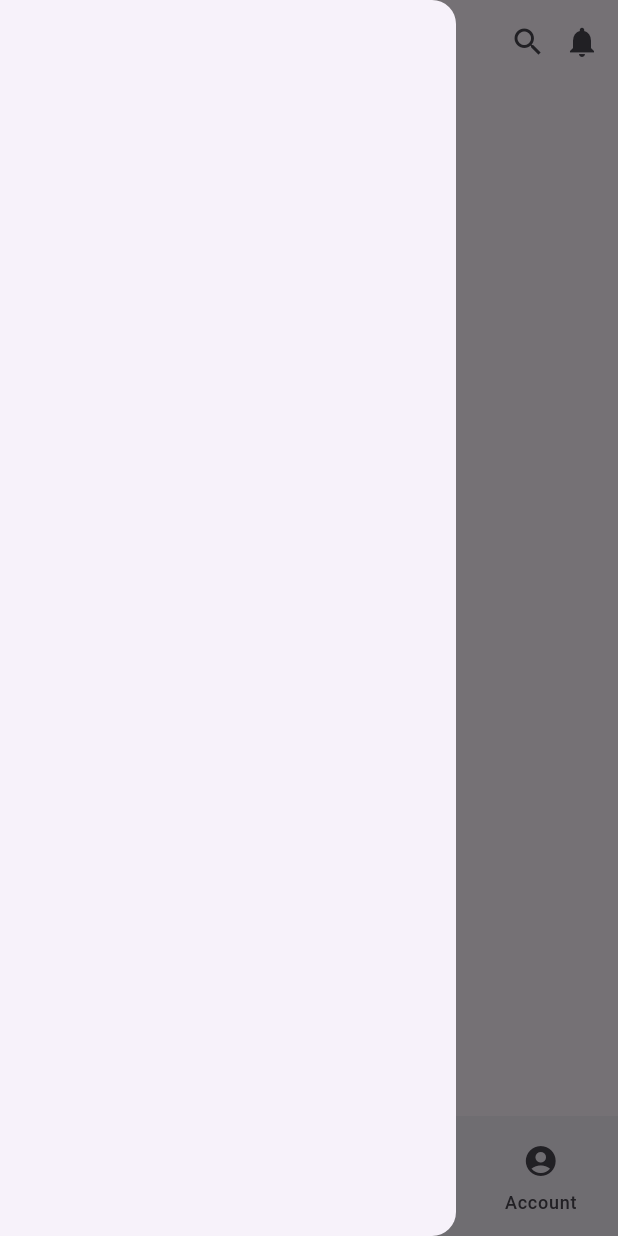
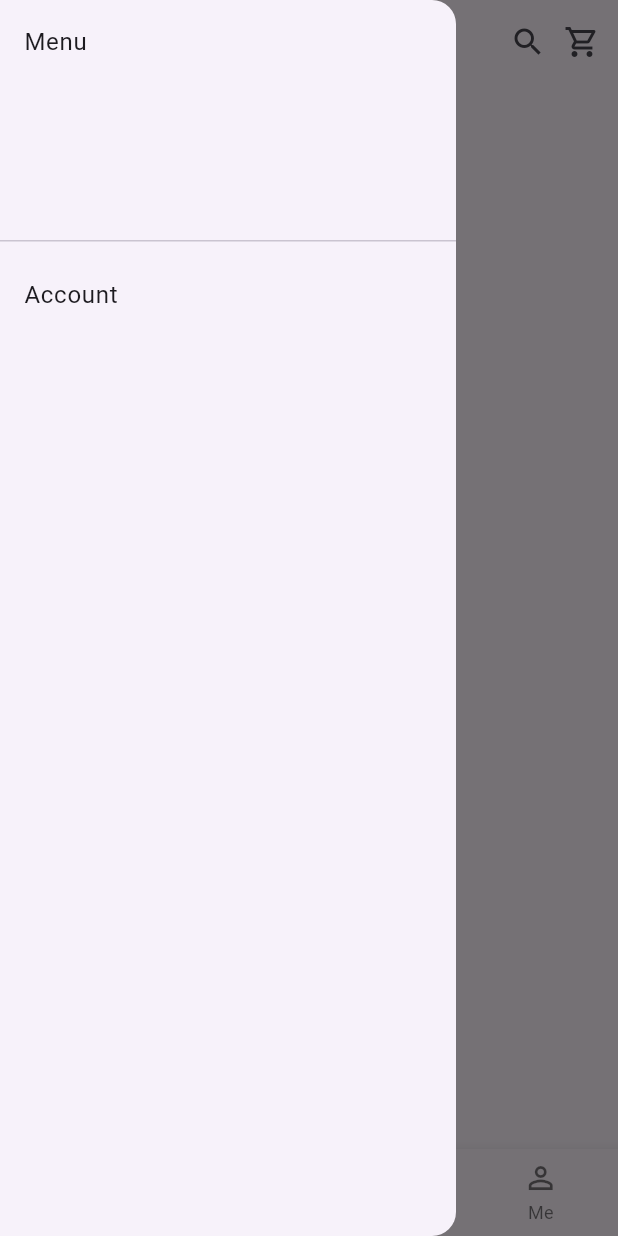
Before and after one commit to samnangdev/flutter_hm, a Flutter app: the HomeScreen screen opened directly, with the side drawer open, on a phone screen of 412 x 824 dp. Run offline on Flutter 3.47's test engine with Material 3 defaults, Android fonts, the phone set to English and light mode, and no system bars; our stand-ins replace pinput, shared_preferences, sqflite; accounts and stored records are empty.

Commit message:
db working

```diff
--- /dev/null
+++ b/assets/data/data.txt
@@ -0,0 +1 @@
+Hi from File in assets
--- /dev/null
+++ b/assets/data/data1.txt
@@ -0,0 +1 @@
+Data is an info
--- /dev/null
+++ b/lib/data/db_manager.dart
@@ -0,0 +1,77 @@
+import 'package:path/path.dart';
+import 'package:sqflite/sqflite.dart';
+
+class DbManager {
+  String dbName = "ecommerce.db";
+
+  // TABLE
+  static const String PRODUCT_TABLE_NAME = "tbl_product";
+  static const String CATEGORY_TABLE_NAME = "tbl_category";
+  static const String ORDER_TABLE_NAME = "tbl_order";
+
+  // COLUMN
+  static const String PRODUCT_ID = "id";
+  static const String PRODUCT_NAME = "name";
+  static const String PRODUCT_PRICE = "price";
+  static const String PRODUCT_DESCRIPTION = "description";
+  static const String PRODUCT_IMAGE = "image";
+
+  static const String CATEGORY_ID = "id";
+  static const String CATEGORY_NAME = "name";
+
+  static const String ORDER_ID = "id";
+  static const String ORDER_PRODUCT_ID = "product_id";
+  static const String ORDER_QUANTITY = "quantity";
+  static const String ORDER_PRICE = "price";
+
+  // Create Singlon Pattern
+  static DbManager? instance = DbManager._init();
+  DbManager._init();
+
+  Future<Database> get database async {
+      // Create Path
+      final dbPath = await getDatabasesPath();
+      // Get Path
+      // final path = '$dbPath/$dbName';
+      final path = join(dbPath, dbName);
+      return await openDatabase(path, version: 1, onCreate: initTable);
+  }
+
+  Future initTable(Database db, int version) async{
+    const idType = 'INTEGER PRIMARY KEY AUTOINCREMENT';
+    const textType = 'TEXT NOT NULL';
+    const integerType = 'INTEGER NOT NULL';
+    const doubleType = 'DOUBLE NOT NULL';
+
+    String productSql = '''
+      CREATE TABLE IF NOT EXISTS $PRODUCT_TABLE_NAME (
+      id $idType,
+      name $textType,
+      price $doubleType,
+      discount $textType,
+      rate $integerType,
+      categoryId $integerType
+      )
+    ''';
+    await db.execute(productSql);
+
+    String categorySql = '''
+      CREATE TABLE $CATEGORY_TABLE_NAME (
+      id $idType,
+      name $textType,
+      nameKm $textType
+      )
+    ''';
+    await db.execute(categorySql);
+
+    String orderSql = '''
+      CREATE TABLE IF NOT EXISTS $ORDER_TABLE_NAME (
+      id $idType,
+      productId $integerType,
+      quantity $integerType,
+      price $doubleType
+      )
+    ''';
+    await db.execute(orderSql);
+  }
+}
--- /dev/null
+++ b/lib/model/category.dart
@@ -0,0 +1,28 @@
+class Category {
+  int? id;
+  String? name;
+  String? nameKm;
+
+  Category({this.id, this.name, this.nameKm});
+
+  Map<String, dynamic> toMap() {
+    return {
+      'id': id,
+      'name': name,
+      'nameKm': nameKm,
+    };
+  }
+
+  factory Category.fromMap(Map<String, dynamic> map) {
+    return Category(
+      id: map['id'],
+      name: map['name'],
+      nameKm: map['nameKm'],
+    );
+  }
+
+  @override
+  String toString() {
+    return 'Category(id: $id, name: $name, nameKm: $nameKm)';
+  }
+}
--- /dev/null
+++ b/lib/model/order.dart
@@ -0,0 +1,6 @@
+class Order {
+  int? id;
+  int? productId;
+  int? qty;
+  double? price;
+}
--- /dev/null
+++ b/lib/services/category_service.dart
@@ -0,0 +1,18 @@
+import '../data/db_manager.dart';
+import '../model/category.dart';
+
+class CategoryService {
+
+  Future<int> insertCategory(Category category) async{
+    final db = await DbManager.instance!.database;
+    int result = await db.insert(DbManager.CATEGORY_TABLE_NAME, category.toMap());
+    return result;
+  }
+
+  Future<List<Category>> retrieveCategory() async {
+    final db = await DbManager.instance!.database;
+    final List<Map<String, dynamic>> results = await db.query(DbManager.CATEGORY_TABLE_NAME);
+    List<Category> categories = results.map((e) => Category.fromMap(e)).toList();
+    return categories;
+  }
+}
--- a/lib/views/screens/home_screen.dart
+++ b/lib/views/screens/home_screen.dart
@@ -2,6 +2,8 @@ import 'package:flutter/material.dart';
 import 'package:samnang_hm/data/user_shared_preference.dart';
 import 'package:samnang_hm/views/screens/account_screen.dart';
 import 'package:samnang_hm/views/screens/custom_search_delegate.dart';
+import 'package:samnang_hm/services/category_service.dart';
+import 'package:samnang_hm/model/category.dart';
 
 class HomeScreen extends StatefulWidget {
   const HomeScreen({super.key});
@@ -13,18 +15,14 @@ class HomeScreen extends StatefulWidget {
 class _HomeScreenState extends State<HomeScreen> {
   String fullName = "Guest";
   int _selectedIndex = 0;
-
-  final List<Widget> _pages = [
-    Center(child: Text("Home Page")),
-    Center(child: Text("Favorite Page")),
-    Center(child: Text("Cart Page")),
-    Center(child: AccountScreen()),
-  ];
+  List<Category> _categories = [];
+  final CategoryService _categoryService = CategoryService();
 
   @override
   void initState() {
     super.initState();
     _fetchFullname();
+    _loadCategories();
   }
 
   Future<void> _fetchFullname() async {
@@ -36,17 +34,77 @@ class _HomeScreenState extends State<HomeScreen> {
     }
   }
 
+  Future<void> _loadCategories() async {
+    List<Category> categories = await _categoryService.retrieveCategory();
+    setState(() {
+      _categories = categories;
+    });
+  }
+
+  void _onItemTapped(int index) {
+    setState(() {
+      _selectedIndex = index;
+    });
+  }
+
+  Widget _buildHomePage() {
+    return Column(
+      crossAxisAlignment: CrossAxisAlignment.start,
+      children: [
+        // Category horizontal menu bar
+        SizedBox(
+          height: 60,
+          child:
+              _categories.isEmpty
+                  ? Center(child: CircularProgressIndicator())
+                  : ListView.builder(
+                    scrollDirection: Axis.horizontal,
+                    itemCount: _categories.length,
+                    itemBuilder: (context, index) {
+                      final category = _categories[index];
+                      return Padding(
+                        padding: const EdgeInsets.symmetric(horizontal: 8.0),
+                        child: ElevatedButton(
+                          style: ElevatedButton.styleFrom(
+                            backgroundColor: Colors.deepPurple.shade100,
+                          ),
+                          onPressed: () {
+                            // You can handle category filter here
+                            ScaffoldMessenger.of(context).showSnackBar(
+                              SnackBar(
+                                content: Text("Selected: ${category.name}"),
+                              ),
+                            );
+                          },
+                          child: Text(category.name ?? "Unnamed"),
+                        ),
+                      );
+                    },
+                  ),
+        ),
+
+        const SizedBox(height: 10),
+
+        // Placeholder for additional content
+        Expanded(child: Center(child: Text("Select a category"))),
+      ],
+    );
+  }
+
+  late final List<Widget> _pages = [
+    _buildHomePage(),
+    Center(child: Text("Shop Page")),
+    Center(child: Text("Favorite Page")),
+    AccountScreen(),
+  ];
+
   @override
   Widget build(BuildContext context) {
     return Scaffold(
       appBar: AppBar(
-        title: Row(
-          children: [
-            Text(
-              "Hi, $fullName",
-              style: TextStyle(fontWeight: FontWeight.bold),
-            ),
-          ],
+        title: Text(
+          "Hi, $fullName",
+          style: TextStyle(fontWeight: FontWeight.bold),
         ),
         actions: [
           GestureDetector(
@@ -57,169 +115,58 @@ class _HomeScreenState extends State<HomeScreen> {
           ),
           IconButton(
             onPressed: () {
-              // Notifications action
+              // Notifications or cart action
             },
-            icon: Icon(Icons.notifications),
+            icon: Icon(Icons.shopping_cart_outlined),
           ),
         ],
       ),
       drawer: _menu,
       body: _pages[_selectedIndex],
-      bottomNavigationBar: NavigationBar(
-        selectedIndex: _selectedIndex,
-        onDestinationSelected: (int index) {
-          setState(() {
-            _selectedIndex = index;
-          });
-        },
-        destinations: const [
-          NavigationDestination(icon: Icon(Icons.home), label: "Home"),
-          NavigationDestination(
+      bottomNavigationBar: BottomNavigationBar(
+        currentIndex: _selectedIndex,
+        type: BottomNavigationBarType.fixed,
+        onTap: _onItemTapped,
+        items: const [
+          BottomNavigationBarItem(
+            icon: Icon(Icons.home_outlined),
+            label: "Home",
+          ),
+          BottomNavigationBarItem(
+            icon: Icon(Icons.shopping_bag_outlined),
+            label: "Shop",
+          ),
+          BottomNavigationBarItem(
             icon: Icon(Icons.favorite_border),
             label: "Favorite",
           ),
-          NavigationDestination(
-            icon: Icon(Icons.shopping_cart_rounded),
-            label: "Cart",
-          ),
-          NavigationDestination(
-            icon: Icon(Icons.account_circle_rounded),
-            label: "Account",
+          BottomNavigationBarItem(
+            icon: Icon(Icons.person_outline_outlined),
+            label: "Me",
           ),
         ],
       ),
     );
   }
 
-  Widget get _account {
-    return Column(children: [Text("Hi")]);
-  }
-
   Widget get _menu {
-    return SafeArea(child: Container(child: Drawer()));
+    return SafeArea(
+      child: Drawer(
+        child: ListView(
+          children: [
+            const DrawerHeader(child: Text("Menu")),
+            ListTile(
+              title: const Text("Account"),
+              onTap: () {
+                Navigator.push(
+                  context,
+                  MaterialPageRoute(builder: (context) => AccountScreen()),
+                );
+              },
+            ),
+          ],
+        ),
+      ),
+    );
   }
 }
-
-// class _HomeScreenState extends State<HomeScreen> {
-//   // final prefs = await SharedPreferences.getIns
-
-//   String fullName = "Guest";
-//   @override
-//   void initState() {
-//     super.initState();
-//     _fetchFullname();
-//   }
-
-//   Future<void> _fetchFullname() async {
-//     String? name = await UserSharePreference.getUserData("fullname");
-//     if (name != null) {
-//       setState(() {
-//         fullName = name;
-//       });
-//     }
-//   }
-
-//   @override
-//   Widget build(BuildContext context) {
-//     return Scaffold(
-//       appBar: AppBar(
-//         title: Row(
-//           children: [
-//             Text(
-//               "Hi, $fullName",
-//               style: TextStyle(fontWeight: FontWeight.bold),
-//             ),
-//           ],
-//         ),
-
-//         actions: [
-//           GestureDetector(
-//             onTap: () {
-//               showSearch(context: context, delegate: CustomSearchDelegate());
-//             },
-//             child: Icon(Icons.search),
-//           ),
-
-//           // IconButton(
-//           //   onPressed: () {
-//           //     // isDarkModeNotifier.value = !isDarkModeNotifier.value;
-//           //   },
-//           //   icon: Icons.ring,
-//           //   // icon: ValueListenableBuilder(
-//           //   //   valueListenable: isDarkModeNotifier,
-//           //   //   builder: (context, isDarkMode, child) {
-//           //   //     return Icon(
-//           //   //       isDarkMode ? Icons.dark_mode : Icons.light_mode,
-//           //   //     );
-//           //   //   },
-//           //   // ),
-//           // ),
-//           // IconButton(
-//           //   onPressed: () {
-//           //     Navigator.push(
-//           //       context,
-//           //       MaterialPageRoute(
-//           //         builder: (context) {
-//           //           return SearchScreen();
-//           //         },
-//           //       ),
-//           //     );
-//           //   },
-//           //   icon: Icon(Icons.search),
-//           // ),
-//           IconButton(
-//             onPressed: () {
-//               // Navigator.push(
-//               //   context,
-//               //   MaterialPageRoute(
-//               //     builder: (context){
-//               //       return SettingPage(
-//               //         title: "Setting page",
-//               //       );
-//               //   },
-//               // ),
-//               // );
-//             },
-//             icon: Icon(Icons.notifications),
-//           ),
-//         ],
-//       ),
-//       drawer: _menu,
-//       body: _body,
-//       bottomNavigationBar: _bottomNavigationBar,
-//     );
-//   }
-
-//   Widget get _body {
-//     return Center(
-//       child: Column(
-//         mainAxisAlignment: MainAxisAlignment.center,
-//         children: [Text("Body")],
-//       ),
-//     );
-//   }
-
-//   Widget get _bottomNavigationBar {
-//     return NavigationBar(
-//       destinations: [
-//         NavigationDestination(icon: Icon(Icons.home), label: "Home"),
-//         NavigationDestination(
-//           icon: Icon(Icons.favorite_border),
-//           label: "Favorite",
-//         ),
-//         NavigationDestination(
-//           icon: Icon(Icons.shopping_cart_rounded),
-//           label: "Cart",
-//         ),
-//         NavigationDestination(
-//           icon: Icon(Icons.account_circle_rounded),
-//           label: "Account",
-//         ),
-//       ],
-//     );
-//   }
-
-//   Widget get _menu {
-//     return SafeArea(child: Container(child: Drawer()));
-//   }
-// }
--- a/lib/views/screens/login.dart
+++ b/lib/views/screens/login.dart
@@ -207,7 +207,7 @@ class _LoginScreenState extends State<LoginScreen> {
               ),
         );
         return;
-      } else if (email == "Admin@admin.com" && password == "1234") {
+      } else if (email == "Manang@admin.com" && password == "1111") {
         UserSharePreference.saveUserData("email", email); // fixed typo
         UserSharePreference.saveUserData("password", password);
 
--- a/lib/views/screens/register.dart
+++ b/lib/views/screens/register.dart
@@ -272,7 +272,7 @@ class _RegisterScreenState extends State<RegisterScreen> {
       }
 
       UserSharePreference.saveUserData("fullname", fullName);
-      UserSharePreference.saveUserData("email", email); // fixed typo
+      UserSharePreference.saveUserData("email", email);
       UserSharePreference.saveUserData("password", password);
 
       Navigator.pushReplacement(
--- a/pubspec.yaml
+++ b/pubspec.yaml
@@ -38,6 +38,9 @@ dependencies:
   pinput: ^5.0.1
   http: ^1.4.0
   shared_preferences: ^2.5.3
+  path_provider: ^2.1.5
+  sqflite: ^2.4.2
+  path: ^1.9.1
 
 dev_dependencies:
   flutter_test:
@@ -64,6 +67,7 @@ flutter:
   # To add assets to your application, add an assets section, like this:
   assets:
     - assets/images/
+    - assets/data/
   #   - images/a_dot_ham.jpeg
 
   # An image asset can refer to one or more resolution-specific "variants", see
```
Also changed, not shown: lib/data/file_storage.dart (added, +19 -0 lines), lib/main.dart (+31 -2 lines), lib/model/product.dart (added, +17 -0 lines), lib/model/user.dart (added, +12 -0 lines), lib/services/order_service.dart (added, +27 -0 lines), lib/views/screens/account_screen.dart (+3 -4 lines), lib/views/screens/getstart_screen copy.dart (deleted, +0 -36 lines), lib/views/screens/getstart_screen.dart (+31 -0 lines), lib/views/widget_tree.dart (added), pubspec.lock, 1 other file.
